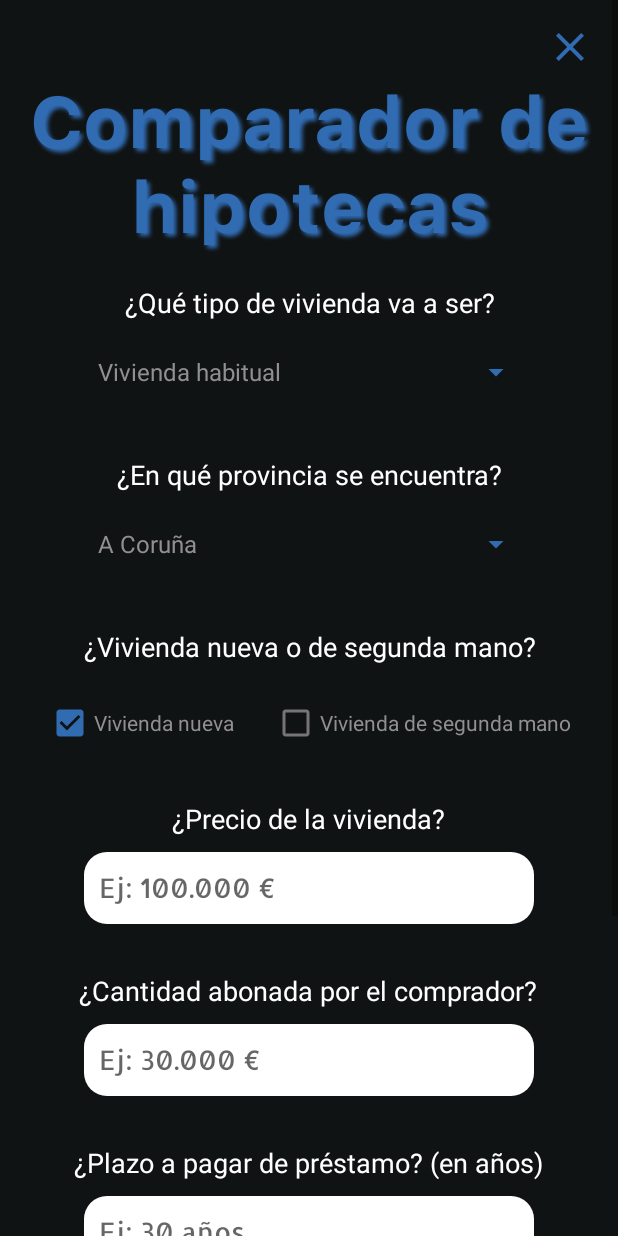
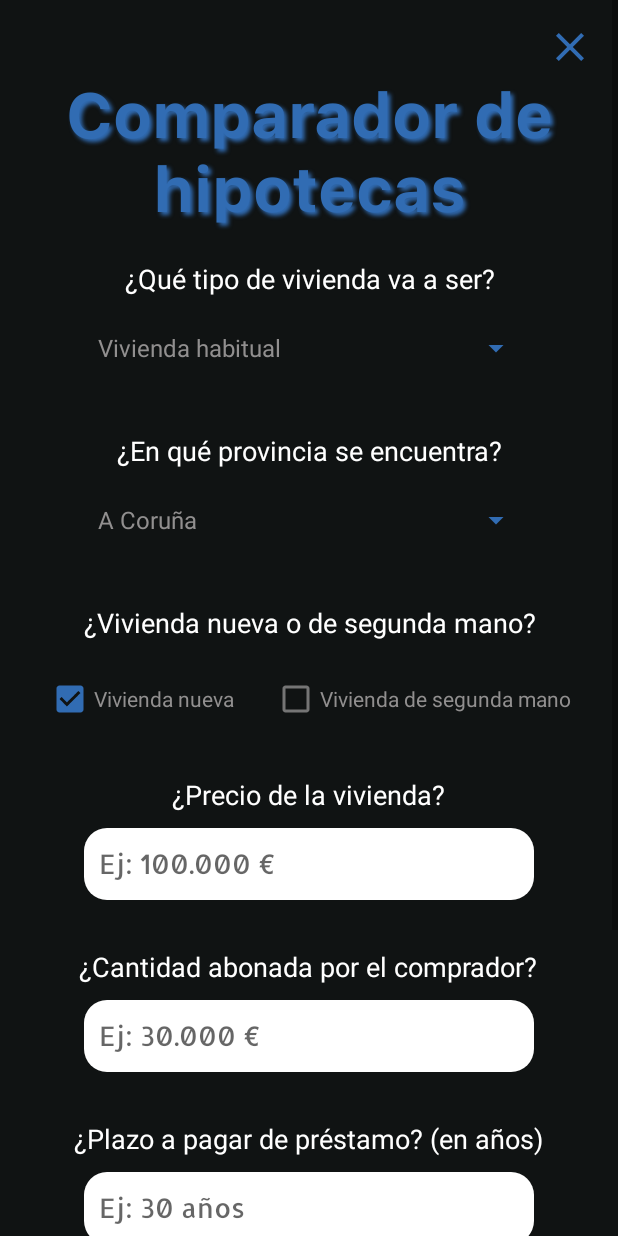
Before and after one commit to Seryiii/TFG-MiHipotecaApp, an Android app: the CompararNuevaHipoteca screen opened directly, with no data from a screen before it, on a phone screen of 412 x 824 dp. Run offline under Robolectric (Android 15) with nearby library versions, the phone set to English and light mode, and no system bars; our stand-ins replace CircleImageView; network calls fail.

Commit message:
acentos en titulos

```diff
--- a/MiHipotecaApp/app/src/main/res/layout/activity_comparar_nueva_hipoteca.xml
+++ b/MiHipotecaApp/app/src/main/res/layout/activity_comparar_nueva_hipoteca.xml
@@ -29,7 +29,7 @@
             android:layout_gravity="center"
             android:text="@string/label_comparador_hipotecas"
             android:textAlignment="center"
-            android:textSize="48sp"
+            android:textSize="42sp"
             android:fontFamily="@font/text_bold"
             android:textColor="@color/titulo2"
             android:shadowColor="@color/dark_blue"
@@ -245,6 +245,7 @@
                 android:layout_width="100dp"
                 android:layout_height="wrap_content"
                 android:layout_marginTop="20dp"
+                android:layout_marginEnd="10dp"
                 />
 
             <TextView
--- a/MiHipotecaApp/app/src/main/res/layout/activity_nuevo_seguimiento.xml
+++ b/MiHipotecaApp/app/src/main/res/layout/activity_nuevo_seguimiento.xml
@@ -36,7 +36,7 @@
         android:shadowRadius="3"        android:layout_gravity="center"
         android:textAlignment="center"
         android:text="@string/label_nuevo_seguimiento"
-        android:textSize="40sp" />
+        android:textSize="42sp" />
 
         <TextView
             android:layout_width="wrap_content"
--- a/MiHipotecaApp/app/src/main/res/layout/activity_politica_privacidad.xml
+++ b/MiHipotecaApp/app/src/main/res/layout/activity_politica_privacidad.xml
@@ -32,7 +32,7 @@
             android:shadowDx="3"
             android:shadowDy="3"
             android:shadowRadius="3"
-            android:text="Politica de privacidad"
+            android:text="Política de privacidad"
             android:textAlignment="center"
             android:layout_gravity="center"
             android:textSize="40sp"/>
```
